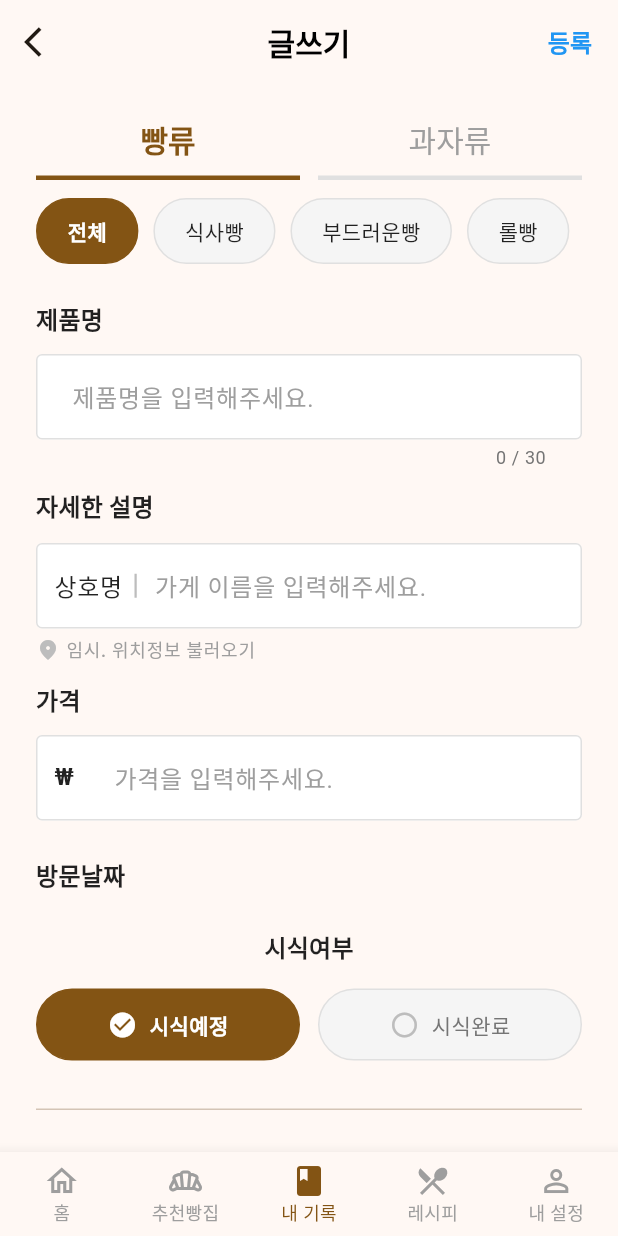
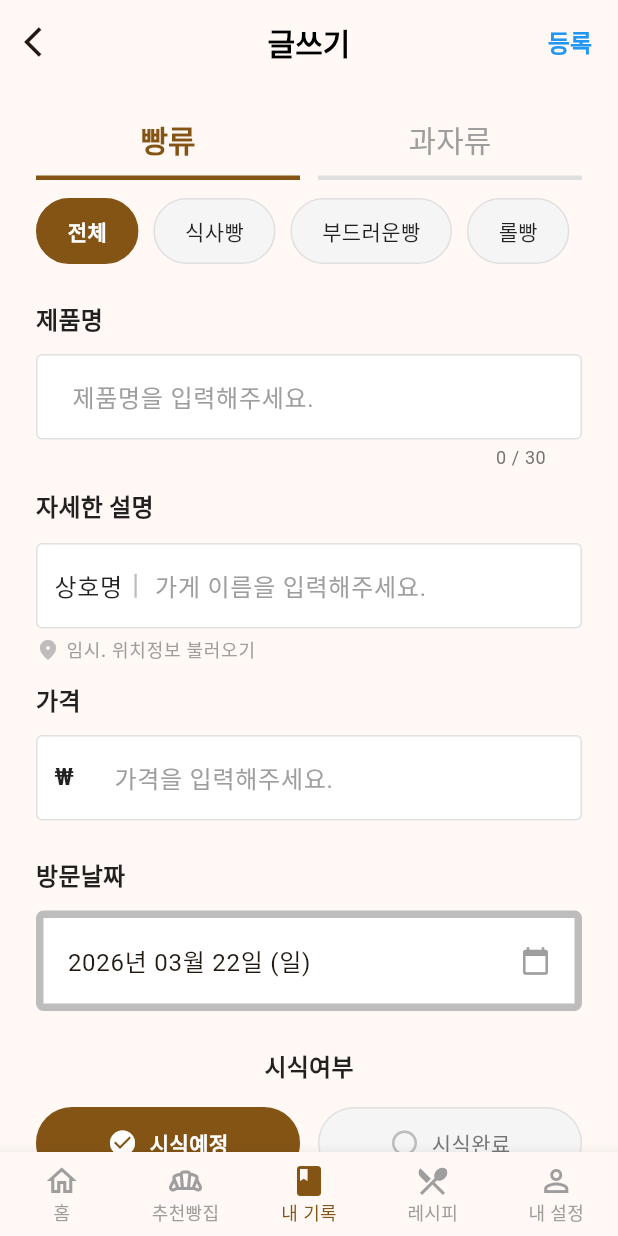
Before and after one commit to joohyelim1208/bread-road, a Flutter app: the WritePage screen opened directly, on a phone screen of 412 x 824 dp. Run offline on Flutter 3.47's test engine with Material 3 defaults, Android fonts, the phone set to English and light mode, and no system bars; Roboto replaces fonts that are missing (Pretendard).

Commit message:
faet: 캘린더 피커 구현 완료

```diff
--- a/lib/ui/pages/write/write_page.dart
+++ b/lib/ui/pages/write/write_page.dart
@@ -41,6 +41,25 @@ class _WritePageState extends State<WritePage> {
   String? _selectedFlavor;
   final Set<String> _selectedScents = {};
   final Set<String> _selectedTextures = {};
+
+  // 7번. 방문날짜 캘린더피커. 기본값 오늘날짜
+  DateTime _selectedDate = DateTime.now();
+
+  // 날짜 선택 팝업 함수
+  Future<void> _selectDate(BuildContext context) async {
+    final DateTime? picked = await showDatePicker(
+      context: context,
+      initialDate: _selectedDate,
+      firstDate: DateTime(2010), // 선택가능한 가장 과거 날짜
+      lastDate: DateTime.now(), // 오늘 이후 날짜는 선택 불가
+      // 한국어 설정 시 showDatePicker 옵션으로 버튼 텍스트 직접 지정가능.
+    );
+    if (picked != null && picked != _selectedDate) {
+      setState(() {
+        _selectedDate = picked;
+      });
+    }
+  }
 
   @override
   void initState() {
@@ -107,14 +126,14 @@ class _WritePageState extends State<WritePage> {
                     _buildTypeSelector(colorScheme, textTheme),
                     const SizedBox(height: 12),
 
-                    // 4. 카테고리 선택 (가로 스크롤)
+                    // 2. 카테고리 선택 (가로 스크롤)
                     _buildCategorySelector(colorScheme, textTheme),
                     const SizedBox(height: 12),
 
-                    // 2. 사진 추가 영역 (비활성화)
+                    // 3. 사진 추가 영역 (비활성화)
                     const SizedBox(height: 12),
 
-                    // 3. 내가 먹은 빵 (제품명) 입력 필드 영역
+                    // 4. 내가 먹은 빵 (제품명) 입력 필드 영역
                     Text(
                       "제품명",
                       style: textTheme.titleMedium?.copyWith(
@@ -179,7 +198,7 @@ class _WritePageState extends State<WritePage> {
                     ),
 
                     const SizedBox(height: 12),
-                    // 12. 저장하기 버튼
+                    // 12. 저장하기 버튼. 꼭 잊지말고 다음페이지로 넘길 데이터 맵에 날짜정보 추가해주기!
                     SizedBox(
                       width: double.infinity,
                       height: 56,
@@ -203,6 +222,10 @@ class _WritePageState extends State<WritePage> {
                             "flavor": _selectedFlavor,
                             "scents": _selectedScents.toList(),
                             "textures": _selectedTextures.toList(),
+                            // 저장하기의 맵에서는 요일정보없이 이 형식으로만 저장하는게 나중에 데이터 정렬하거나 계산 시 훨씬 더 편리하다.
+                            "visitDate": DateFormat(
+                              'yyyy-MM-dd',
+                            ).format(_selectedDate),
                           };
                           Navigator.pop(context, recordData);
                         },
@@ -288,7 +311,7 @@ class _WritePageState extends State<WritePage> {
     );
   }
 
-  // 4. 카테고리 선택 위젯
+  // 2. 카테고리 선택 위젯
   Widget _buildCategorySelector(ColorScheme colorScheme, TextTheme textTheme) {
     return SizedBox(
       height: 44,
@@ -409,11 +432,42 @@ class _WritePageState extends State<WritePage> {
     );
   }
 
-  // 7. 방문날짜 선택영역 위젯 (타이틀만)
+  // 7. 방문날짜 선택영역 위젯 (캘린더 피커 )
   Widget _buildVisitDateTitle(TextTheme textTheme) {
-    return Text(
-      "방문날짜",
-      style: textTheme.titleMedium?.copyWith(fontWeight: FontWeight.bold),
+    return Column(
+      crossAxisAlignment: CrossAxisAlignment.start,
+      children: [
+        Text(
+          "방문날짜",
+          style: textTheme.titleMedium?.copyWith(fontWeight: FontWeight.bold),
+        ),
+        const SizedBox(height: 12),
+        InkWell(
+          // 위에 선언한 변수말고 함수를 호출하기!
+          onTap: () => _selectDate(context),
+          child: Container(
+            padding: const EdgeInsets.symmetric(horizontal: 16, vertical: 16),
+            decoration: BoxDecoration(
+              color: Colors.white,
+              borderRadius: BorderRadius.circular(5),
+              border: Border.all(color: Colors.grey[400]!, width: 5),
+            ),
+            child: Row(
+              mainAxisAlignment: MainAxisAlignment.spaceBetween,
+              children: [
+                Text(
+                  DateFormat(
+                    'yyyy년 MM월 dd일 (E)',
+                    'ko_KR',
+                  ).format(_selectedDate),
+                  style: textTheme.bodyLarge,
+                ),
+                const Icon(Icons.calendar_today, size: 20, color: Colors.grey),
+              ],
+            ),
+          ),
+        ),
+      ],
     );
   }
 
--- a/pubspec.yaml
+++ b/pubspec.yaml
@@ -38,6 +38,8 @@ dependencies:
   percent_indicator: ^4.2.5
   flutter_spinkit: ^5.2.2
   intl: ^0.20.2
+  flutter_localizations:
+    sdk: flutter
 
 dev_dependencies:
   flutter_test:
```
Also changed, not shown: lib/main.dart (+19 -1 lines), pubspec.lock.
